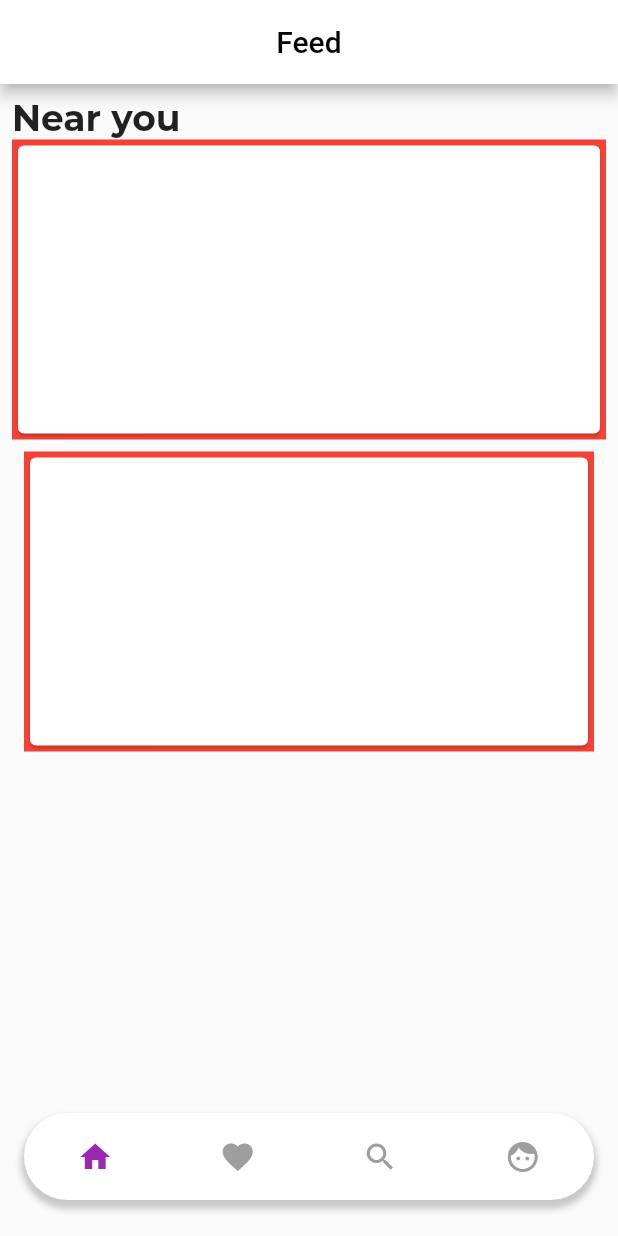
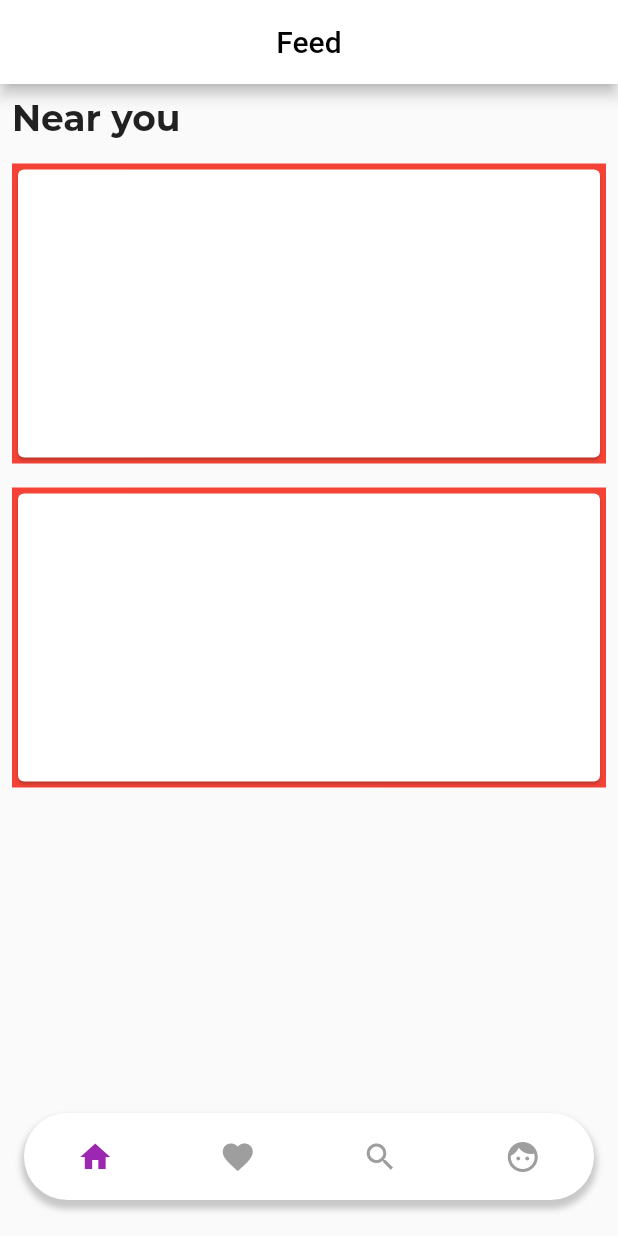
Before and after one commit to JAICHANGPARK/flutter_notebook_7th_story, a Flutter app: the screen it shows after launch, on a phone screen of 412 x 824 dp. Run offline on Flutter 3.47's test engine with Material 2 defaults, Android fonts, the phone set to English and light mode, and no system bars; our stand-ins replace bottom_navy_bar, charts_flutter, google_fonts, smooth_page_indicator, video_player; missing offline and left inert: flutter_weather_icons.

Commit message:
Update home_app.dart

```diff
--- a/lib/ep547_home_app/home_app.dart
+++ b/lib/ep547_home_app/home_app.dart
@@ -49,7 +49,9 @@ class _HomeListPageState extends State<HomeListPage> {
                           "Near you",
                           style: GoogleFonts.montserrat(fontSize: 24, fontWeight: FontWeight.bold),
                         ),
-                        Container(
+                        Padding(
+                          padding: const EdgeInsets.only(top: 16),
+                          child: Container(
                             height: 200,
                             width: double.infinity,
                             color: Colors.red,
@@ -62,8 +64,9 @@ class _HomeListPageState extends State<HomeListPage> {
                               ),
                             ),
                           ),
+                        ),
                         Padding(
-                          padding: const EdgeInsets.all(8.0),
+                          padding: const EdgeInsets.only(top: 16),
                           child: Container(
                             height: 200,
                             width: double.infinity,
```
Lines whose indentation alone changed are shown as unchanged.
